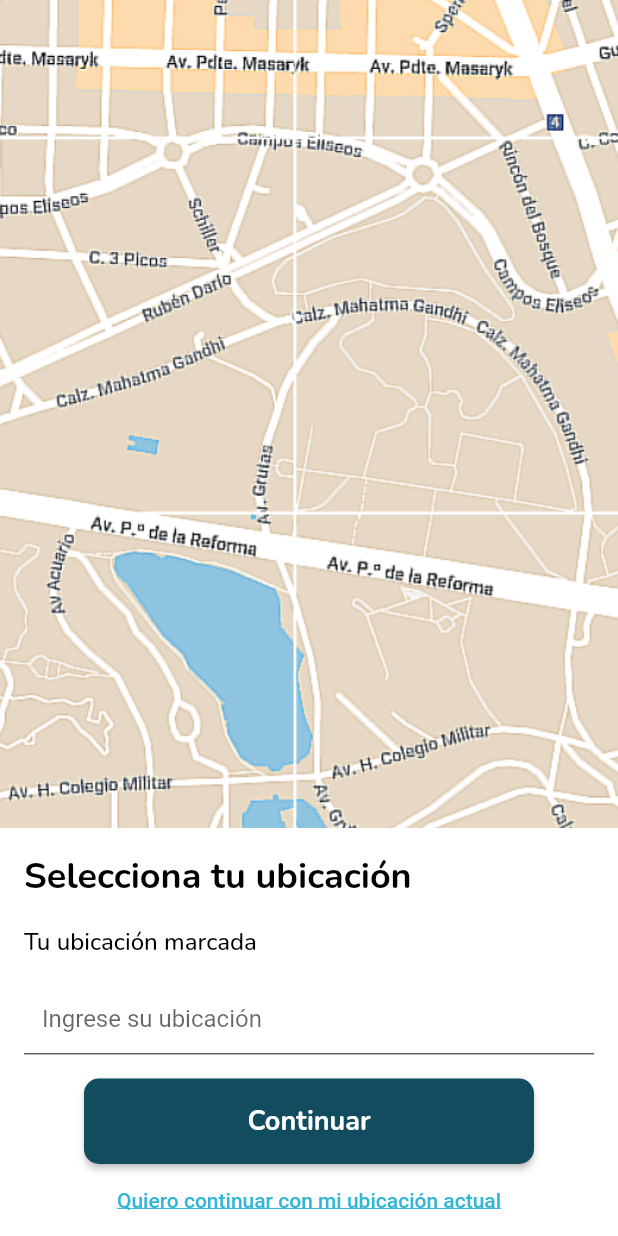
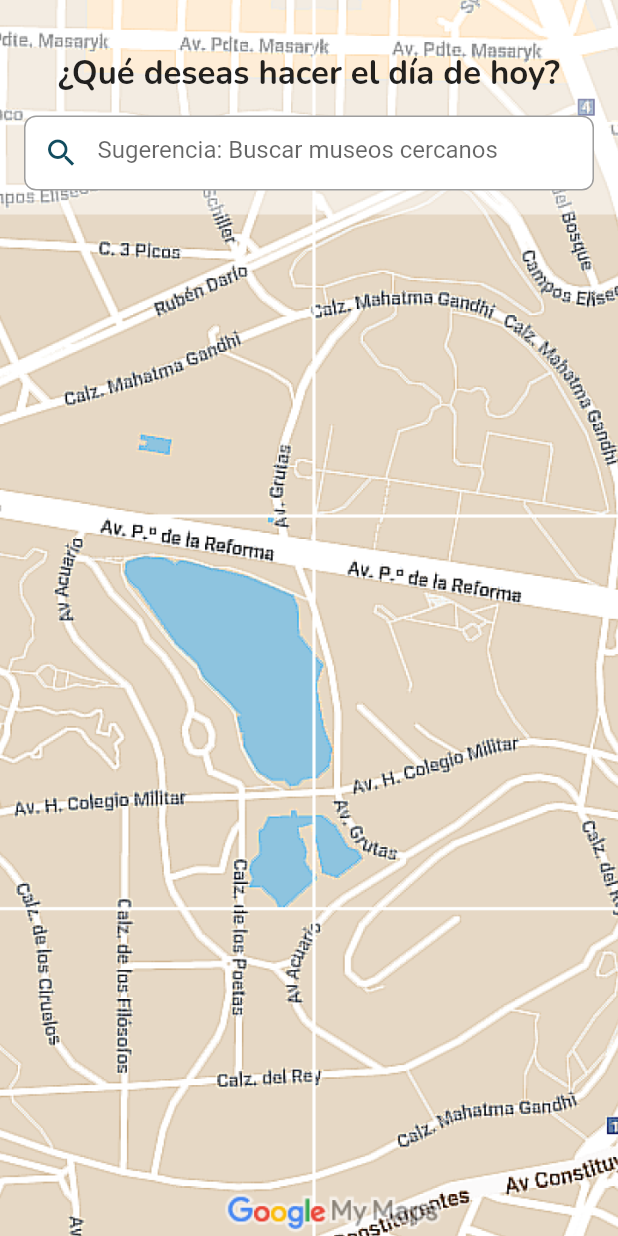
Before and after one commit to ElTr4ck/ProyectoTuristeandoAndo, a Flutter app: the screen it shows after launch, on a phone screen of 412 x 824 dp. Run offline on Flutter 3.47's test engine with Material 2 defaults, Android fonts, the phone set to English and light mode, and no system bars.

Commit message:
Pantalla de mapa

```diff
--- a/lib/main.dart
+++ b/lib/main.dart
@@ -1,6 +1,7 @@
 import 'package:flutter/material.dart';
 
 import 'package:turisteando_ando/screens/frmSetLocation.dart'; // Importacion del frame de Set Location
+import 'package:turisteando_ando/screens/frmMapa.dart'; // Importacion del frame de Set Location
 
 void main() {
   runApp(const MyApp());
@@ -20,9 +21,9 @@ class MyApp extends StatelessWidget {
         useMaterial3: true,
       ),
       //home: const MyHomePage(title: 'Flutter Demo Home Page'),
-      initialRoute: 'frmSetLocation',
+      initialRoute: 'frmMapa',
       routes: {
-        'frmSetLocation' : ( _ ) => frmSetLocation()
+        'frmMapa' : ( _ ) => frmMapa()
       },
     );
   }
--- /dev/null
+++ b/lib/screens/frmMapa.dart
@@ -0,0 +1,72 @@
+import 'package:flutter/material.dart';
+
+class frmMapa extends StatelessWidget {
+  @override
+  Widget build(BuildContext context) {
+    return MaterialApp(
+      debugShowCheckedModeBanner: false,
+      home: Scaffold(
+        body: Stack(
+          children: <Widget>[
+            // Fondo de pantalla
+            Container(
+              decoration: const BoxDecoration(
+                image: DecorationImage(
+                  image: AssetImage('lib/assets/fondito2.png'), // Ruta de la imagen de fondo
+                  fit: BoxFit.cover,
+                ),
+              ),
+            ),
+            // Contenedor blanco en la parte superior
+            Column(
+              children: <Widget>[
+                Container(
+                  color: Colors.white.withOpacity(0.5) ,
+                  padding: EdgeInsets.all(16.0),
+                  child: Column(
+                    crossAxisAlignment: CrossAxisAlignment.start,
+                    children: <Widget>[
+                      const Align(
+                        alignment: Alignment.center,
+                        child: Padding(
+                          padding: EdgeInsets.fromLTRB(0, 18, 0, 5),
+                          child: Text(
+                            '¿Qué deseas hacer el día de hoy?',
+                            style: TextStyle(
+                              fontSize: 22,
+                              fontWeight: FontWeight.bold,
+                              fontFamily: 'Nunito'
+                            ),
+                          ),
+                        )
+                      ),
+                      const SizedBox(height: 8.0),
+                      // Barra de búsqueda (personalízala según tus necesidades)
+                      Container(
+                        decoration: BoxDecoration(
+                          color: Colors.white,
+                          borderRadius: BorderRadius.circular(8.0),
+                          border: Border.all(color: Colors.grey),
+                        ),
+                        child: const TextField(
+                          decoration: InputDecoration(
+                            hintText: 'Sugerencia: Buscar museos cercanos',
+                            prefixIcon: Icon(
+                                Icons.search,
+                                color: Color(0xFF114C5F)
+                            ),
+                            border: InputBorder.none,
+                          ),
+                        ),
+                      ),
+                    ],
+                  ),
+                ),
+              ],
+            ),
+          ],
+        ),
+      ),
+    );
+  }
+}
--- a/lib/screens/frmSetLocation.dart
+++ b/lib/screens/frmSetLocation.dart
@@ -58,7 +58,7 @@ class frmSetLocation extends StatelessWidget {
                         ],
                       ),
                       Padding(
-                        padding: EdgeInsets.all(16.0),
+                        padding: const EdgeInsets.all(16.0),
                         child: TextFormField(
                           decoration: const InputDecoration(
                             hintText: 'Ingrese su ubicación',
@@ -71,7 +71,7 @@ class frmSetLocation extends StatelessWidget {
                         style: ElevatedButton.styleFrom(
                           primary: const Color(0xFF114C5F),
                           onPrimary: Colors.white,
-                          minimumSize: Size(300, 50), // Ajusta el ancho (200) y el alto (50) del botón
+                          minimumSize: const Size(300, 50), // Ajusta el ancho (200) y el alto (50) del botón
                           padding: const EdgeInsets.all(16.0), // Relleno
                           shape: RoundedRectangleBorder(
                             borderRadius: BorderRadius.circular(10.0), // Borde redondeado
```
Also changed, not shown: lib/assets/fondito2.png (added).
